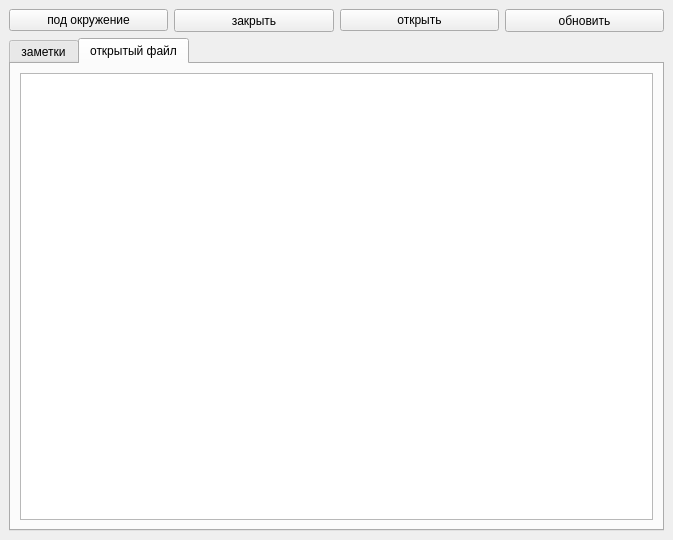
The window that tasks.ui (Coconutrue/wallpapersWithPython) describes before a commit, drawn with Qt 5.
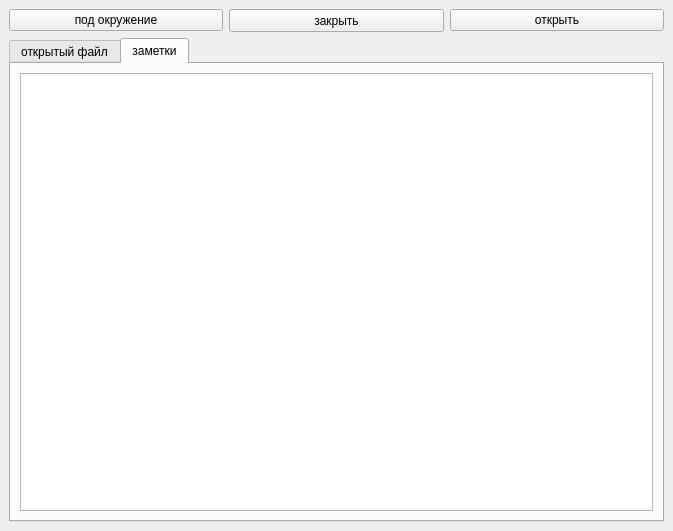
The same window after the commit. The open tabs and pages were chosen to show the change.

Patch:
```diff
--- a/tasks.ui
+++ b/tasks.ui
@@ -7,7 +7,7 @@
     <x>0</x>
     <y>0</y>
     <width>673</width>
-    <height>540</height>
+    <height>531</height>
    </rect>
   </property>
   <property name="windowTitle">
@@ -44,19 +44,6 @@
         </property>
        </widget>
       </item>
-      <item>
-       <widget class="QPushButton" name="buttn_save">
-        <property name="minimumSize">
-         <size>
-          <width>75</width>
-          <height>23</height>
-         </size>
-        </property>
-        <property name="text">
-         <string>обновить</string>
-        </property>
-       </widget>
-      </item>
      </layout>
     </item>
     <item>
@@ -66,7 +53,7 @@
       </property>
       <widget class="QWidget" name="tab">
        <attribute name="title">
-        <string>заметки</string>
+        <string>открытый файл</string>
        </attribute>
        <layout class="QVBoxLayout" name="verticalLayout_3">
         <item>
@@ -88,7 +75,7 @@
       </widget>
       <widget class="QWidget" name="tab_2">
        <attribute name="title">
-        <string>открытый файл</string>
+        <string>заметки</string>
        </attribute>
        <layout class="QHBoxLayout" name="horizontalLayout_3">
         <item>
```
Left out of the diff: 2 changed lines with no effect on the pictures.
